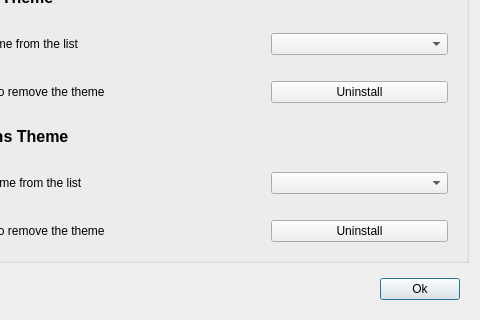
Qt form src/ui/dialog_uninstaller.ui (KDE/kde-gtk-config) before a commit; both pictures show x 128 to 608 and y 90 to 410 of the 608 by 410 pixel window.
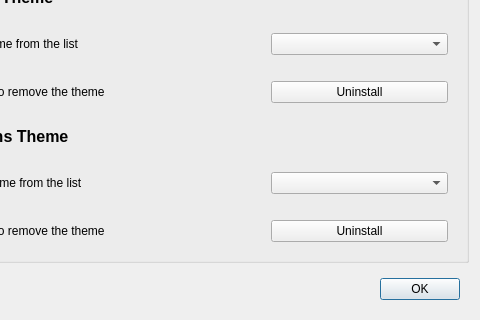
The same form after that commit. Icons and pictures are not drawn.

```diff
--- a/src/ui/dialog_uninstaller.ui
+++ b/src/ui/dialog_uninstaller.ui
@@ -69,7 +69,7 @@
       <item>
        <widget class="QPushButton" name="but_accept">
         <property name="text">
-         <string>Ok</string>
+         <string>OK</string>
         </property>
        </widget>
       </item>
```
